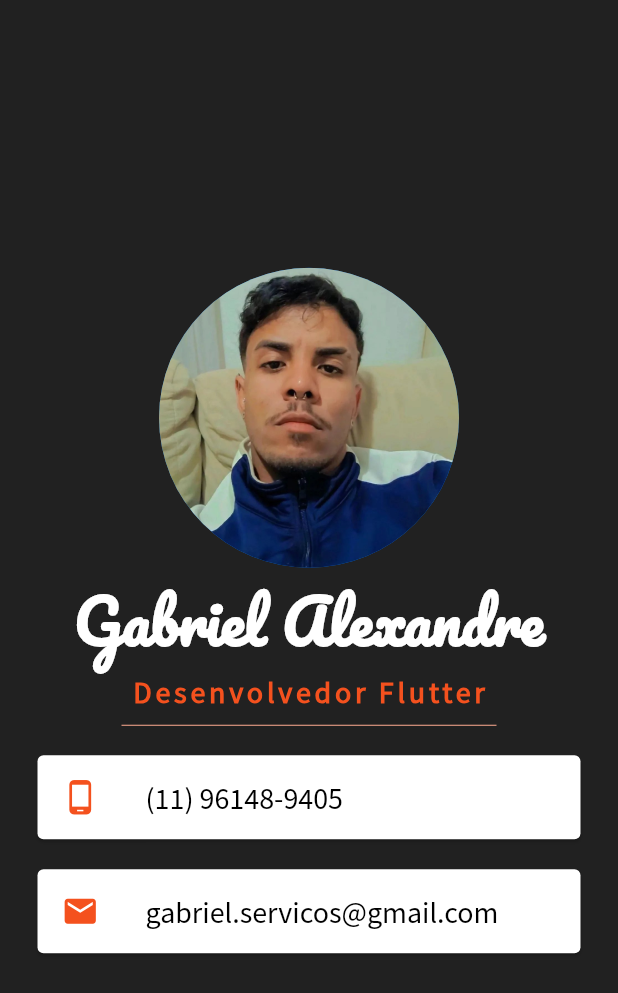
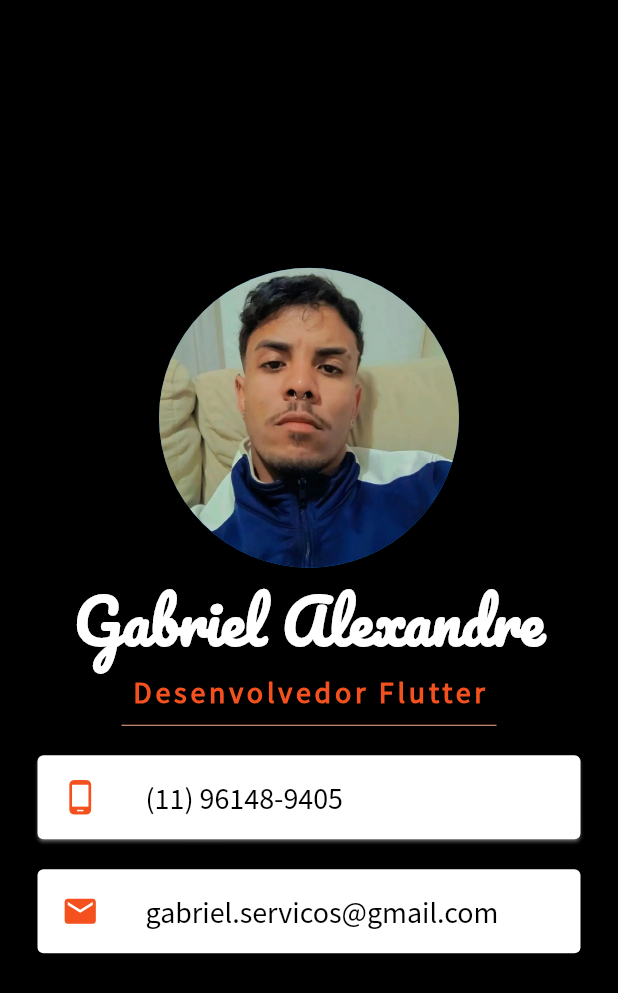
Before and after one commit to Gabriel-DevFront/app_apresentacao, a Flutter app: the screen it shows after launch, on a phone screen of 412 x 824 dp. Shown: the top 993 px of the screen. Run offline on Flutter 3.47's test engine with Material 2 defaults, Android fonts, the phone set to English and light mode, and no system bars.

Commit message:
Update main.dart

```diff
--- a/apresentacao/lib/main.dart
+++ b/apresentacao/lib/main.dart
@@ -19,7 +19,7 @@ class MyApp extends StatelessWidget {
         primarySwatch: Colors.blue,
       ),
       home: Scaffold(
-        backgroundColor: Colors.grey[900],
+        backgroundColor: Colors.black,
         body:
         SafeArea(
           child:
@@ -60,6 +60,7 @@ class MyApp extends StatelessWidget {
               ),
 
               Card(
+                shadowColor: Colors.white,
                margin: EdgeInsets.symmetric(
                 vertical: 10,
                 horizontal: 25,
```
